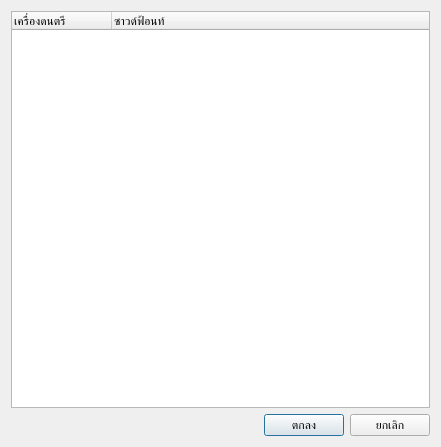
Qt form Dialogs/MapSoundfontDialog.ui (pie62/HandyKaraoke) before a commit.
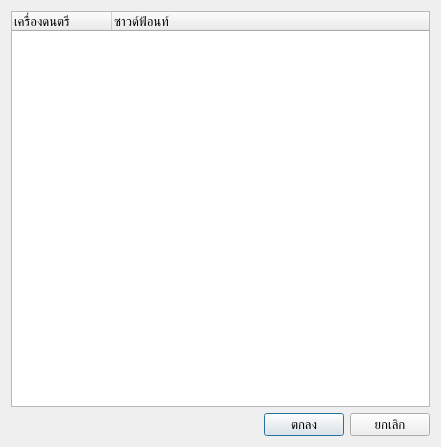
The same form after that commit.

The edit to the form file:
```diff
--- a/Dialogs/MapSoundfontDialog.ui
+++ b/Dialogs/MapSoundfontDialog.ui
@@ -10,6 +10,11 @@
     <height>447</height>
    </rect>
   </property>
+  <property name="font">
+   <font>
+    <pointsize>10</pointsize>
+   </font>
+  </property>
   <property name="windowTitle">
    <string>การเลือกใช้ซาวด์ฟ้อนท์</string>
   </property>
```
